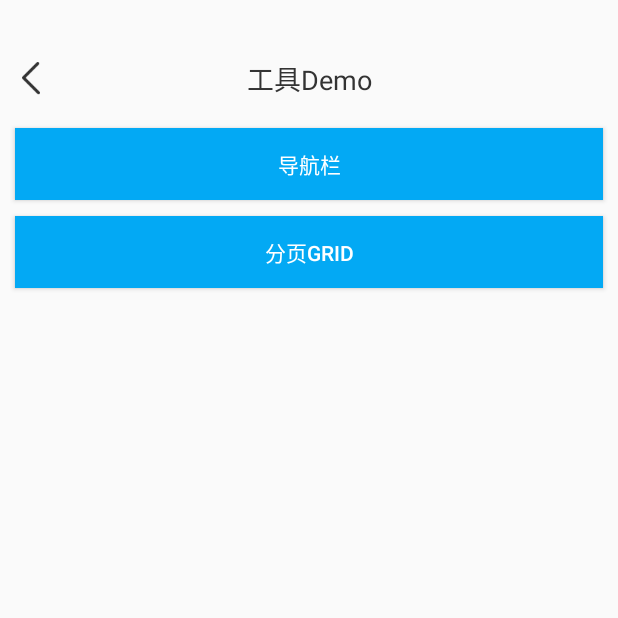
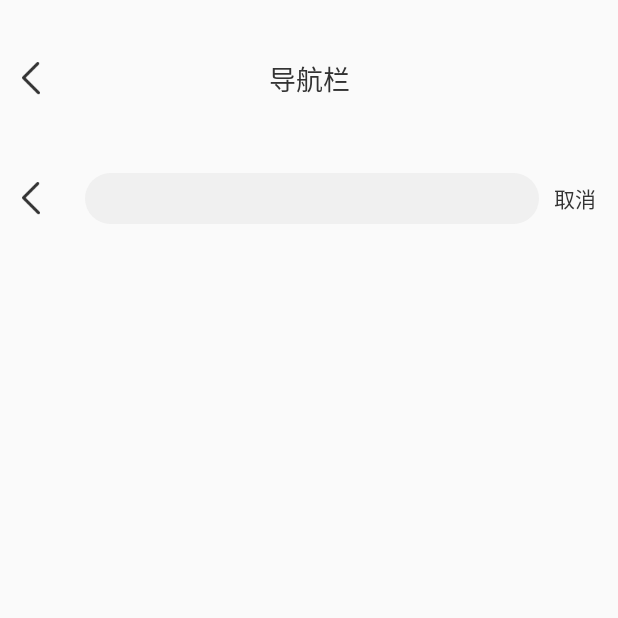
Before and after one commit to ChinaLike/Widgets, an Android app: the screen it shows after launch (MainActivity before the commit, ToolbarActivity after it), after a tap on "导航栏", on a phone screen of 412 x 824 dp, the top half of it. Run offline under Robolectric (Android 15) with nearby library versions, the phone set to English and light mode, and no system bars; 3 statements that could not run were skipped.

Commit message:
1.优化SearchToolbar

```diff
--- a/app/src/main/AndroidManifest.xml
+++ b/app/src/main/AndroidManifest.xml
@@ -10,7 +10,8 @@
         android:roundIcon="@mipmap/ic_launcher_round"
         android:supportsRtl="true"
         android:theme="@style/Theme.Widgets">
-        <activity android:name=".PagerGridActivity"></activity>
+        <activity android:name=".ToolbarActivity"></activity>
+        <activity android:name=".PagerGridActivity" />
         <activity android:name=".MainActivity">
             <intent-filter>
                 <action android:name="android.intent.action.MAIN" />
--- a/app/src/main/java/com/test/widgets/MainActivity.kt
+++ b/app/src/main/java/com/test/widgets/MainActivity.kt
@@ -12,7 +12,7 @@ class MainActivity : BaseActivity<ActivityMainBinding>() {
         super.onCreate(savedInstanceState)
         //导航栏
         binding.toolbarBtn.onDebouncedClick {
-
+            startActivity(Intent(this, ToolbarActivity::class.java))
         }
         //分页网格
         binding.pagerGridBtn.onDebouncedClick {
--- /dev/null
+++ b/app/src/main/java/com/test/widgets/ToolbarActivity.kt
@@ -0,0 +1,11 @@
+package com.test.widgets
+
+import androidx.appcompat.app.AppCompatActivity
+import android.os.Bundle
+
+class ToolbarActivity : AppCompatActivity() {
+    override fun onCreate(savedInstanceState: Bundle?) {
+        super.onCreate(savedInstanceState)
+        setContentView(R.layout.activity_toolbar)
+    }
+}
--- /dev/null
+++ b/app/src/main/res/layout/activity_toolbar.xml
@@ -0,0 +1,26 @@
+<?xml version="1.0" encoding="utf-8"?>
+<LinearLayout xmlns:android="http://schemas.android.com/apk/res/android"
+    xmlns:app="http://schemas.android.com/apk/res-auto"
+    xmlns:tools="http://schemas.android.com/tools"
+    android:layout_width="match_parent"
+    android:layout_height="match_parent"
+    android:orientation="vertical"
+    tools:context=".ToolbarActivity">
+
+    <com.core.widget.toolbar.SimpleToolbar
+        android:layout_width="match_parent"
+        android:layout_height="wrap_content"
+        app:lk_toolbar_title="导航栏" />
+
+    <com.core.widget.toolbar.SearchToolbar
+        android:layout_width="match_parent"
+        android:layout_height="wrap_content"
+        app:lk_show_right_layout="true"
+        app:lk_search_edit_margin_left="0dp"
+        app:lk_search_padding_left="10dp"
+        app:lk_search_background="#F0F0F0"
+        app:lk_search_padding_right="10dp"
+        app:lk_show_search_before_icon="false"
+        app:lk_toolbar_menu_text="取消" />
+
+</LinearLayout>
--- a/widgets/src/main/java/com/core/widget/toolbar/Builder.kt
+++ b/widgets/src/main/java/com/core/widget/toolbar/Builder.kt
@@ -281,4 +281,9 @@ internal class Builder constructor(context: Context) {
     @Dimension(unit = Dimension.PX)
     var menuTextMarginIcon:Float = toolbarConfig.menuTextMarginIcon
 
+    /**
+     * 显示搜索框前面的图标
+     */
+    var showSearchBeforeIcon:Boolean = toolbarConfig.showSearchBeforeIcon
+
 }
--- a/widgets/src/main/java/com/core/widget/toolbar/SearchToolbar.kt
+++ b/widgets/src/main/java/com/core/widget/toolbar/SearchToolbar.kt
@@ -57,7 +57,7 @@ class SearchToolbar : BaseToolbar, OnTextChangeListener, TextView.OnEditorAction
     private var title: String? = null
 
     @JvmOverloads
-    constructor(context: Context, attributeSet: AttributeSet? = null, defStyleAttr: Int =0) : super(context, attributeSet, defStyleAttr) {
+    constructor(context: Context, attributeSet: AttributeSet? = null, defStyleAttr: Int = 0) : super(context, attributeSet, defStyleAttr) {
         title = if (!isInEditMode) (context as? Activity)?.title?.toString() else ""
 
         initAttr(context, attributeSet)
@@ -107,11 +107,11 @@ class SearchToolbar : BaseToolbar, OnTextChangeListener, TextView.OnEditorAction
                     R.styleable.SearchToolbar_lk_search_before_icon -> {
                         builder.searchBeforeIcon = getDrawable(attr)
                     }
-                    R.styleable.SearchToolbar_lk_search_before_icon_width->{
-                        builder.searchBeforeIconWidth = getDimension(attr,builder.searchBeforeIconWidth)
+                    R.styleable.SearchToolbar_lk_search_before_icon_width -> {
+                        builder.searchBeforeIconWidth = getDimension(attr, builder.searchBeforeIconWidth)
                     }
-                    R.styleable.SearchToolbar_lk_search_before_icon_height->{
-                        builder.searchBeforeIconHeight = getDimension(attr,builder.searchBeforeIconHeight)
+                    R.styleable.SearchToolbar_lk_search_before_icon_height -> {
+                        builder.searchBeforeIconHeight = getDimension(attr, builder.searchBeforeIconHeight)
                     }
                     R.styleable.SearchToolbar_lk_search_before_icon_color -> {
                         builder.searchBeforeIconColor = getColor(attr, builder.themeColor)
@@ -146,11 +146,11 @@ class SearchToolbar : BaseToolbar, OnTextChangeListener, TextView.OnEditorAction
                     R.styleable.SearchToolbar_lk_operation_icon -> {
                         builder.operationIcon = getDrawable(attr)
                     }
-                    R.styleable.SearchToolbar_lk_operation_icon_width->{
-                        builder.operationIconWidth = getDimension(attr,builder.operationIconWidth)
+                    R.styleable.SearchToolbar_lk_operation_icon_width -> {
+                        builder.operationIconWidth = getDimension(attr, builder.operationIconWidth)
                     }
-                    R.styleable.SearchToolbar_lk_operation_icon_height->{
-                        builder.operationIconHeight = getDimension(attr,builder.operationIconHeight)
+                    R.styleable.SearchToolbar_lk_operation_icon_height -> {
+                        builder.operationIconHeight = getDimension(attr, builder.operationIconHeight)
                     }
                     R.styleable.SearchToolbar_lk_operation_text -> {
                         builder.operationText = getString(attr)
@@ -163,6 +163,9 @@ class SearchToolbar : BaseToolbar, OnTextChangeListener, TextView.OnEditorAction
                     }
                     R.styleable.SearchToolbar_android_textStyle -> {
                         builder.titleTextStyle = getInt(attr, builder.titleTextStyle)
+                    }
+                    R.styleable.SearchToolbar_lk_show_search_before_icon -> {
+                        builder.showSearchBeforeIcon = getBoolean(attr, builder.showSearchBeforeIcon)
                     }
                 }
             }
@@ -180,6 +183,7 @@ class SearchToolbar : BaseToolbar, OnTextChangeListener, TextView.OnEditorAction
             //输入框前的图标
             toolbarSearchIcon.setImageDrawable(builder.searchBeforeIcon)
             builder.searchBeforeIconColor?.let { toolbarSearchIcon.setColorFilter(it) }
+            toolbarSearchIcon.visibility = if (builder.showSearchBeforeIcon) View.VISIBLE else View.GONE
 
             //搜索输入框距离图标距离
             setEditMarginLeft(builder.searchEditMarginLeft)
@@ -224,8 +228,8 @@ class SearchToolbar : BaseToolbar, OnTextChangeListener, TextView.OnEditorAction
             toolbarClearEditText.setOnTextChangeListener(this@SearchToolbar)
             toolbarClearEditText.setOnEditorActionListener(this@SearchToolbar)
 
-            setSearchBeforeIconSize(builder.searchBeforeIconWidth,builder.searchBeforeIconHeight)
-            setOperationIconSize(builder.operationIconWidth,builder.operationIconHeight)
+            setSearchBeforeIconSize(builder.searchBeforeIconWidth, builder.searchBeforeIconHeight)
+            setOperationIconSize(builder.operationIconWidth, builder.operationIconHeight)
         }
     }
 
@@ -252,7 +256,7 @@ class SearchToolbar : BaseToolbar, OnTextChangeListener, TextView.OnEditorAction
                 setStroke(builder.searchStrokeWidth.toInt(), builder.searchStrokeColor)
                 cornerRadius = builder.searchRadius ?: 999999F
             })
-        }else{
+        } else {
             setDrawable(childBinding?.toolbarInputLayout, GradientDrawable().apply {
                 setColor(Color.TRANSPARENT)
                 setStroke(builder.searchStrokeWidth.toInt(), builder.searchStrokeColor)
@@ -480,7 +484,7 @@ class SearchToolbar : BaseToolbar, OnTextChangeListener, TextView.OnEditorAction
      * @return [width] 宽度
      * @return [height] 高度
      */
-    fun setSearchBeforeIconSize(@Dimension(unit = Dimension.PX) width: Float,@Dimension(unit = Dimension.PX) height: Float){
+    fun setSearchBeforeIconSize(@Dimension(unit = Dimension.PX) width: Float, @Dimension(unit = Dimension.PX) height: Float) {
         builder.searchBeforeIconWidth = width
         builder.searchBeforeIconHeight = height
         childBinding?.toolbarSearchIcon?.layoutParams?.width = width.toInt()
@@ -585,7 +589,7 @@ class SearchToolbar : BaseToolbar, OnTextChangeListener, TextView.OnEditorAction
      * @return [width] 宽度
      * @return [height] 高度
      */
-    fun setOperationIconSize(@Dimension(unit = Dimension.PX) width: Float,@Dimension(unit = Dimension.PX) height: Float){
+    fun setOperationIconSize(@Dimension(unit = Dimension.PX) width: Float, @Dimension(unit = Dimension.PX) height: Float) {
         builder.operationIconWidth = width
         builder.operationIconHeight = height
         childBinding?.toolbarOperationIcon?.layoutParams?.width = width.toInt()
--- a/widgets/src/main/java/com/core/widget/toolbar/ToolbarConfig.kt
+++ b/widgets/src/main/java/com/core/widget/toolbar/ToolbarConfig.kt
@@ -279,6 +279,11 @@ class ToolbarConfig private constructor(context: Context) {
     @Dimension(unit = Dimension.PX)
     var menuTextMarginIcon:Float = context.resources.getDimension(R.dimen.lk_toolbar_menu_text_margin_icon)
 
+    /**
+     * 显示搜索框前面的图标
+     */
+    var showSearchBeforeIcon:Boolean = true
+
     companion object {
 
         private lateinit var context: Context
--- a/widgets/src/main/res/values/attrs.xml
+++ b/widgets/src/main/res/values/attrs.xml
@@ -121,6 +121,7 @@
         <attr name="lk_search_padding_right" format="dimension" />
         <attr name="lk_search_margin_right" format="dimension" />
         <attr name="lk_default_show_search" format="boolean" />
+        <attr name="lk_show_search_before_icon" format="boolean"/>
         <attr name="lk_search_before_icon" format="reference" />
         <attr name="lk_search_before_icon_color" format="color" />
         <attr name="lk_search_before_icon_width" format="dimension" />
```
